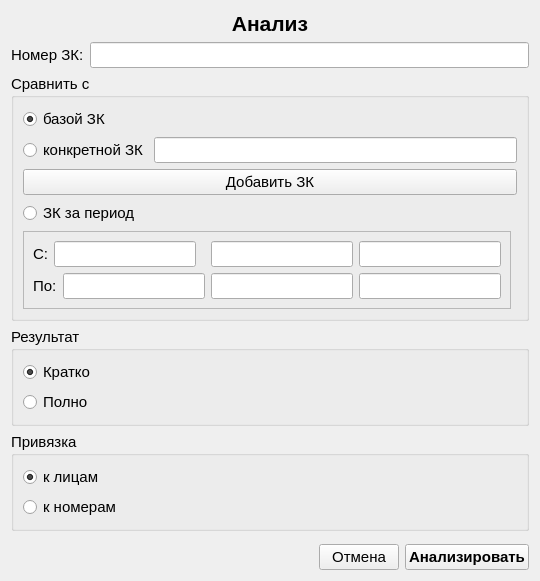
This is analysis.ui in Yavlados/VKR as Qt 5 draws it before an edit. The edited form follows.
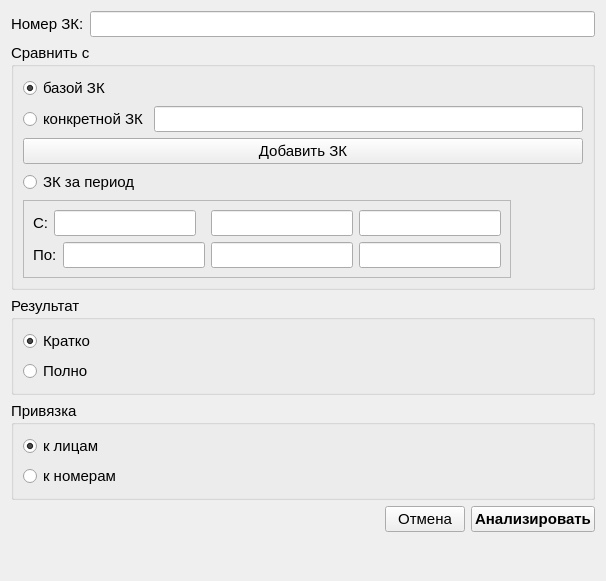
This is the edited form.

What changed in the file:
```diff
--- a/analysis.ui
+++ b/analysis.ui
@@ -6,7 +6,7 @@
    <rect>
     <x>0</x>
     <y>0</y>
-    <width>280</width>
+    <width>606</width>
     <height>581</height>
    </rect>
   </property>
@@ -17,51 +17,7 @@
    <bool>true</bool>
   </property>
   <layout class="QGridLayout" name="gridLayout_5">
-   <item row="0" column="0">
-    <widget class="QLabel" name="label_2">
-     <property name="font">
-      <font>
-       <family>Arial</family>
-       <pointsize>16</pointsize>
-       <weight>75</weight>
-       <bold>true</bold>
-      </font>
-     </property>
-     <property name="text">
-      <string>Анализ</string>
-     </property>
-     <property name="alignment">
-      <set>Qt::AlignCenter</set>
-     </property>
-    </widget>
-   </item>
    <item row="1" column="0">
-    <layout class="QHBoxLayout" name="horizontalLayout">
-     <item>
-      <widget class="QLabel" name="label">
-       <property name="font">
-        <font>
-         <family>Arial</family>
-         <pointsize>11</pointsize>
-        </font>
-       </property>
-       <property name="text">
-        <string>Номер ЗК:</string>
-       </property>
-      </widget>
-     </item>
-     <item>
-      <widget class="QLineEdit" name="le_an_zk">
-       <property name="font">
-        <font>
-         <pointsize>11</pointsize>
-        </font>
-       </property>
-      </widget>
-     </item>
-    </layout>
-   </item>
-   <item row="2" column="0">
     <widget class="QGroupBox" name="groupBox">
      <property name="font">
       <font>
@@ -288,56 +244,33 @@
      </layout>
     </widget>
    </item>
+   <item row="0" column="0">
+    <layout class="QHBoxLayout" name="horizontalLayout">
+     <item>
+      <widget class="QLabel" name="label">
+       <property name="font">
+        <font>
+         <family>Arial</family>
+         <pointsize>11</pointsize>
+        </font>
+       </property>
+       <property name="text">
+        <string>Номер ЗК:</string>
+       </property>
+      </widget>
+     </item>
+     <item>
+      <widget class="QLineEdit" name="le_an_zk">
+       <property name="font">
+        <font>
+         <pointsize>11</pointsize>
+        </font>
+       </property>
+      </widget>
+     </item>
+    </layout>
+   </item>
    <item row="3" column="0">
-    <widget class="QGroupBox" name="groupBox_2">
-     <property name="font">
-      <font>
-       <pointsize>11</pointsize>
-      </font>
-     </property>
-     <property name="title">
-      <string>Результат</string>
-     </property>
-     <layout class="QGridLayout" name="gridLayout">
-      <item row="0" column="0">
-       <widget class="QRadioButton" name="rb_short">
-        <property name="font">
-         <font>
-          <family>Arial</family>
-          <pointsize>11</pointsize>
-         </font>
-        </property>
-        <property name="text">
-         <string>Кратко</string>
-        </property>
-        <property name="checked">
-         <bool>true</bool>
-        </property>
-       </widget>
-      </item>
-      <item row="1" column="0">
-       <widget class="QRadioButton" name="rb_long">
-        <property name="font">
-         <font>
-          <family>Arial</family>
-          <pointsize>11</pointsize>
-         </font>
-        </property>
-        <property name="text">
-         <string>Полно</string>
-        </property>
-        <property name="checkable">
-         <bool>true</bool>
-        </property>
-        <property name="checked">
-         <bool>false</bool>
-        </property>
-       </widget>
-      </item>
-     </layout>
-    </widget>
-   </item>
-   <item row="4" column="0">
     <widget class="QGroupBox" name="groupBox_3">
      <property name="font">
       <font>
@@ -381,19 +314,6 @@
     </widget>
    </item>
    <item row="5" column="0">
-    <spacer name="verticalSpacer">
-     <property name="orientation">
-      <enum>Qt::Vertical</enum>
-     </property>
-     <property name="sizeHint" stdset="0">
-      <size>
-       <width>20</width>
-       <height>40</height>
-      </size>
-     </property>
-    </spacer>
-   </item>
-   <item row="6" column="0">
     <layout class="QHBoxLayout" name="horizontalLayout_3">
      <item>
       <spacer name="horizontalSpacer">
@@ -443,6 +363,68 @@
      </item>
     </layout>
    </item>
+   <item row="2" column="0">
+    <widget class="QGroupBox" name="groupBox_2">
+     <property name="font">
+      <font>
+       <pointsize>11</pointsize>
+      </font>
+     </property>
+     <property name="title">
+      <string>Результат</string>
+     </property>
+     <layout class="QGridLayout" name="gridLayout">
+      <item row="0" column="0">
+       <widget class="QRadioButton" name="rb_short">
+        <property name="font">
+         <font>
+          <family>Arial</family>
+          <pointsize>11</pointsize>
+         </font>
+        </property>
+        <property name="text">
+         <string>Кратко</string>
+        </property>
+        <property name="checked">
+         <bool>true</bool>
+        </property>
+       </widget>
+      </item>
+      <item row="1" column="0">
+       <widget class="QRadioButton" name="rb_long">
+        <property name="font">
+         <font>
+          <family>Arial</family>
+          <pointsize>11</pointsize>
+         </font>
+        </property>
+        <property name="text">
+         <string>Полно</string>
+        </property>
+        <property name="checkable">
+         <bool>true</bool>
+        </property>
+        <property name="checked">
+         <bool>false</bool>
+        </property>
+       </widget>
+      </item>
+     </layout>
+    </widget>
+   </item>
+   <item row="6" column="0">
+    <spacer name="verticalSpacer">
+     <property name="orientation">
+      <enum>Qt::Vertical</enum>
+     </property>
+     <property name="sizeHint" stdset="0">
+      <size>
+       <width>20</width>
+       <height>40</height>
+      </size>
+     </property>
+    </spacer>
+   </item>
   </layout>
  </widget>
  <resources/>
```
